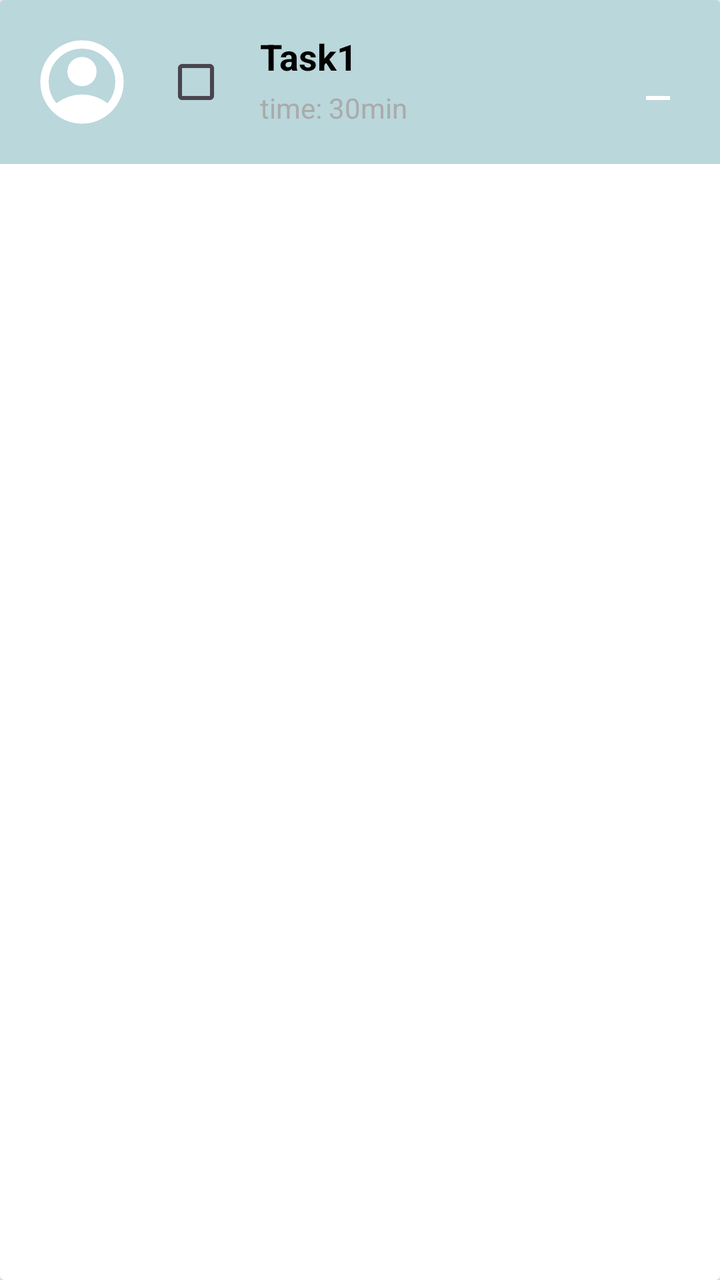
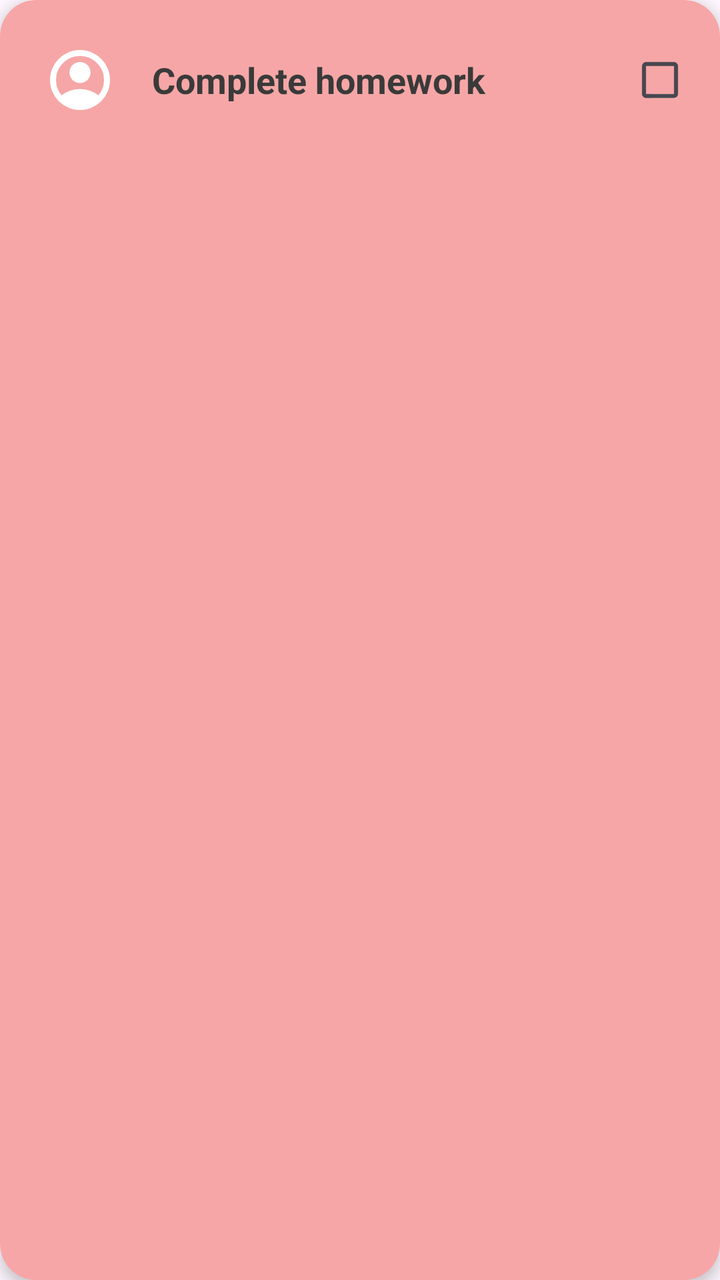

Before-and-after screenshots of an Android layout around one commit, followed by the original layout XML and the change that was made.
<!-- AndroidManifest.xml: application theme Theme.BetweenUs -->
<!-- res/layout/item_task.xml -->
<?xml version="1.0" encoding="utf-8"?>
<androidx.cardview.widget.CardView
    xmlns:android="http://schemas.android.com/apk/res/android"
    xmlns:app="http://schemas.android.com/apk/res-auto"
    android:id="@+id/taskCard"
    android:layout_width="match_parent"
    android:layout_height="wrap_content"
    android:layout_marginBottom="12dp"
    android:radius="12dp"
    android:elevation="4dp">

    <RelativeLayout
        android:id="@+id/taskContainer"
        android:layout_width="match_parent"
        android:layout_height="wrap_content"
        android:padding="16dp"
        android:background="#BAD7DB">

        
        <ImageView
            android:id="@+id/assignerProfileImage"
            android:layout_width="50dp"
            android:layout_height="50dp"
            android:layout_alignParentStart="true"
            android:layout_centerVertical="true"
            android:scaleType="centerCrop"
            android:src="@drawable/profilebtn_filled"
            app:tint="@color/white" />

        
        <CheckBox
            android:id="@+id/task_complete_checkbox"
            android:layout_width="wrap_content"
            android:layout_height="wrap_content"
            android:layout_toEndOf="@id/assignerProfileImage"
            android:layout_centerVertical="true"
            android:layout_marginStart="8dp" />

        
        <TextView
            android:id="@+id/taskTitle"
            android:layout_width="wrap_content"
            android:layout_height="wrap_content"
            android:layout_toEndOf="@id/task_complete_checkbox"
            android:layout_toStartOf="@id/deleteTaskButton"
            android:layout_marginStart="8dp"
            android:text="Task1"
            android:textSize="18sp"
            android:textStyle="bold"
            android:textColor="@android:color/black" />

        
        <TextView
            android:id="@+id/taskTime"
            android:layout_width="wrap_content"
            android:layout_height="wrap_content"
            android:layout_below="@id/taskTitle"
            android:layout_toEndOf="@id/task_complete_checkbox"
            android:layout_marginStart="8dp"
            android:layout_marginTop="4dp"
            android:text="time: 30min"
            android:textSize="14sp"
            android:textColor="@android:color/darker_gray" />

        
        <ImageButton
            android:id="@+id/deleteTaskButton"
            android:layout_width="30dp"
            android:layout_height="wrap_content"
            android:layout_alignParentEnd="true"
            android:layout_centerVertical="true"
            android:background="@android:color/transparent"
            android:src="@drawable/delete_taskbtn"
            android:contentDescription="Delete Task"
            app:tint="@color/white" />

    </RelativeLayout>

</androidx.cardview.widget.CardView>
<!-- resources referenced by this layout -->
<resources>
  <color name="white">#FFFFFFFF</color>
  <!-- drawable delete_taskbtn (drawable) -->
  <vector xmlns:android="http://schemas.android.com/apk/res/android"
      android:width="24dp"
      android:height="24dp"
      android:viewportWidth="960"
      android:viewportHeight="960">
    <path
        android:pathData="M240,840v-80h480v80L240,840Z"
        android:fillColor="#e3e3e3"/>
  </vector>
  <!-- drawable profilebtn_filled (drawable) -->
  <vector xmlns:android="http://schemas.android.com/apk/res/android"
      android:width="24dp"
      android:height="24dp"
      android:viewportWidth="960"
      android:viewportHeight="960">
    <path
        android:pathData="M234,684q51,-39 114,-61.5T480,600q69,0 132,22.5T726,684q35,-41 54.5,-93T800,480q0,-133 -93.5,-226.5T480,160q-133,0 -226.5,93.5T160,480q0,59 19.5,111t54.5,93ZM380.5,479.5Q340,439 340,380t40.5,-99.5Q421,240 480,240t99.5,40.5Q620,321 620,380t-40.5,99.5Q539,520 480,520t-99.5,-40.5ZM480,880q-83,0 -156,-31.5T197,763q-54,-54 -85.5,-127T80,480q0,-83 31.5,-156T197,197q54,-54 127,-85.5T480,80q83,0 156,31.5T763,197q54,54 85.5,127T880,480q0,83 -31.5,156T763,763q-54,54 -127,85.5T480,880Z"
        android:fillColor="#e3e3e3"/>
  </vector>
  <style name="Theme.BetweenUs" parent="Theme.MaterialComponents.DayNight.NoActionBar">
          
          <item name="colorPrimary">@color/purple_500</item>
          <item name="colorPrimaryVariant">@color/purple_700</item>
          <item name="colorOnPrimary">@color/white</item>
          
          <item name="colorSecondary">@color/teal_200</item>
          <item name="colorSecondaryVariant">@color/teal_700</item>
          <item name="colorOnSecondary">@color/black</item>
          
          <item name="android:statusBarColor">?attr/colorPrimaryVariant</item>
          
      </style>
  <color name="purple_500">#FF6200EE</color>
  <color name="purple_700">#FF3700B3</color>
  <color name="teal_200">#FF03DAC5</color>
  <color name="teal_700">#FF018786</color>
  <color name="black">#FF000000</color>
</resources>

<!-- the commit's change to res/layout/item_task.xml (unified diff, before → after) -->
@@ -1,78 +1,86 @@
 <?xml version="1.0" encoding="utf-8"?>
-<androidx.cardview.widget.CardView
-    xmlns:android="http://schemas.android.com/apk/res/android"
+<androidx.cardview.widget.CardView xmlns:android="http://schemas.android.com/apk/res/android"
     xmlns:app="http://schemas.android.com/apk/res-auto"
+
     android:id="@+id/taskCard"
     android:layout_width="match_parent"
     android:layout_height="wrap_content"
-    android:layout_marginBottom="12dp"
-    android:radius="12dp"
-    android:elevation="4dp">
+    android:layout_marginBottom="16dp"
+
+    app:cardBackgroundColor="#F6A6A6"
+    app:cardCornerRadius="18dp"
+    app:cardElevation="4dp">
 
     <RelativeLayout
         android:id="@+id/taskContainer"
         android:layout_width="match_parent"
         android:layout_height="wrap_content"
-        android:padding="16dp"
-        android:background="#BAD7DB">
+        android:padding="16dp">
 
         
+
         <ImageView
             android:id="@+id/assignerProfileImage"
-            android:layout_width="50dp"
-            android:layout_height="50dp"
+            android:layout_width="48dp"
+            android:layout_height="48dp"
             android:layout_alignParentStart="true"
             android:layout_centerVertical="true"
-            android:scaleType="centerCrop"
+            android:padding="6dp"
             android:src="@drawable/profilebtn_filled"
             app:tint="@color/white" />
 
-        
-        <CheckBox
-            android:id="@+id/task_complete_checkbox"
-            android:layout_width="wrap_content"
-            android:layout_height="wrap_content"
-            android:layout_toEndOf="@id/assignerProfileImage"
-            android:layout_centerVertical="true"
-            android:layout_marginStart="8dp" />
 
         
+
         <TextView
             android:id="@+id/taskTitle"
             android:layout_width="wrap_content"
             android:layout_height="wrap_content"
-            android:layout_toEndOf="@id/task_complete_checkbox"
-            android:layout_toStartOf="@id/deleteTaskButton"
-            android:layout_marginStart="8dp"
-            android:text="Task1"
+
+            android:layout_centerVertical="true"
+            android:layout_marginStart="12dp"
+            android:layout_toEndOf="@id/assignerProfileImage"
+
+            android:text="Complete homework"
+            android:textColor="#3A3A3A"
             android:textSize="18sp"
-            android:textStyle="bold"
-            android:textColor="@android:color/black" />
+            android:textStyle="bold" />
 
-        
         <TextView
             android:id="@+id/taskTime"
             android:layout_width="wrap_content"
             android:layout_height="wrap_content"
             android:layout_below="@id/taskTitle"
-            android:layout_toEndOf="@id/task_complete_checkbox"
             android:layout_marginStart="8dp"
             android:layout_marginTop="4dp"
+            android:layout_toEndOf="@id/task_complete_checkbox"
             android:text="time: 30min"
-            android:textSize="14sp"
-            android:textColor="@android:color/darker_gray" />
+            android:textColor="@android:color/darker_gray"
+            android:textSize="14sp" />
 
-        
         <ImageButton
             android:id="@+id/deleteTaskButton"
-            android:layout_width="30dp"
+            android:layout_width="wrap_content"
             android:layout_height="wrap_content"
             android:layout_alignParentEnd="true"
             android:layout_centerVertical="true"
             android:background="@android:color/transparent"
+            android:contentDescription="Delete Task"
             android:src="@drawable/delete_taskbtn"
-            android:contentDescription="Delete Task"
             app:tint="@color/white" />
+
+
+        
+
+        <CheckBox
+            android:id="@+id/task_complete_checkbox"
+            android:layout_width="28dp"
+            android:layout_height="28dp"
+            android:layout_alignParentEnd="true"
+            android:layout_centerVertical="true"
+            android:button="@drawable/task_checkbox"
+            android:buttonTint="#2E81BA" />
+
 
     </RelativeLayout>
 
<!-- resource entries referenced after the edit -->
@@ -21,6 +21,16 @@
         android:pathData="M234,684q51,-39 114,-61.5T480,600q69,0 132,22.5T726,684q35,-41 54.5,-93T800,480q0,-133 -93.5,-226.5T480,160q-133,0 -226.5,93.5T160,480q0,59 19.5,111t54.5,93ZM380.5,479.5Q340,439 340,380t40.5,-99.5Q421,240 480,240t99.5,40.5Q620,321 620,380t-40.5,99.5Q539,520 480,520t-99.5,-40.5ZM480,880q-83,0 -156,-31.5T197,763q-54,-54 -85.5,-127T80,480q0,-83 31.5,-156T197,197q54,-54 127,-85.5T480,80q83,0 156,31.5T763,197q54,54 85.5,127T880,480q0,83 -31.5,156T763,763q-54,54 -127,85.5T480,880Z"
         android:fillColor="#e3e3e3"/>
   </vector>
+  <!-- drawable task_checkbox (drawable) -->
+  <?xml version="1.0" encoding="utf-8"?>
+  <selector xmlns:android="http://schemas.android.com/apk/res/android">
+  
+      <item android:state_checked="true"
+          android:drawable="@drawable/checkbox_filled"/>
+  
+      <item android:drawable="@drawable/checkbox_empty"/>
+  
+  </selector>
   <style name="Theme.BetweenUs" parent="Theme.MaterialComponents.DayNight.NoActionBar">
           
           <item name="colorPrimary">@color/purple_500</item>
@@ -34,6 +44,26 @@
           <item name="android:statusBarColor">?attr/colorPrimaryVariant</item>
           
       </style>
+  <!-- drawable checkbox_filled (drawable) -->
+  <vector xmlns:android="http://schemas.android.com/apk/res/android"
+      android:width="24dp"
+      android:height="24dp"
+      android:viewportWidth="960"
+      android:viewportHeight="960">
+    <path
+        android:pathData="m424,648 l282,-282 -56,-56 -226,226 -114,-114 -56,56 170,170ZM200,840q-33,0 -56.5,-23.5T120,760v-560q0,-33 23.5,-56.5T200,120h560q33,0 56.5,23.5T840,200v560q0,33 -23.5,56.5T760,840L200,840ZM200,760h560v-560L200,200v560ZM200,200v560,-560Z"
+        android:fillColor="#e3e3e3"/>
+  </vector>
+  <!-- drawable checkbox_empty (drawable) -->
+  <vector xmlns:android="http://schemas.android.com/apk/res/android"
+      android:width="24dp"
+      android:height="24dp"
+      android:viewportWidth="960"
+      android:viewportHeight="960">
+    <path
+        android:pathData="M200,840q-33,0 -56.5,-23.5T120,760v-560q0,-33 23.5,-56.5T200,120h560q33,0 56.5,23.5T840,200v560q0,33 -23.5,56.5T760,840L200,840ZM200,760h560v-560L200,200v560Z"
+        android:fillColor="#e3e3e3"/>
+  </vector>
   <color name="purple_500">#FF6200EE</color>
   <color name="purple_700">#FF3700B3</color>
   <color name="teal_200">#FF03DAC5</color>
